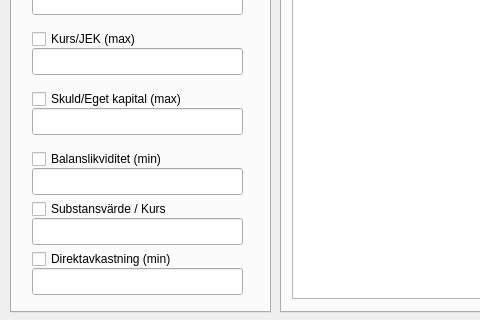
This is keyIndicators_3.ui in ralex1975/jackStock as Qt 5 draws it before an edit; both pictures show x 0 to 480 and y 288 to 608 of the 1344 by 608 pixel window. The edited form follows.
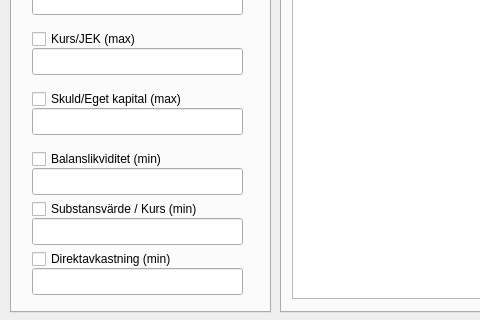
This is the edited form.

```diff
--- a/keyIndicators_3.ui
+++ b/keyIndicators_3.ui
@@ -179,12 +179,12 @@
       <rect>
        <x>20</x>
        <y>450</y>
-       <width>181</width>
+       <width>211</width>
        <height>22</height>
       </rect>
      </property>
      <property name="text">
-      <string>Substansvärde / Kurs</string>
+      <string>Substansvärde / Kurs (min)</string>
      </property>
     </widget>
     <widget class="QLineEdit" name="netAssetValueToPriceRatioLineEditKey3">
```
